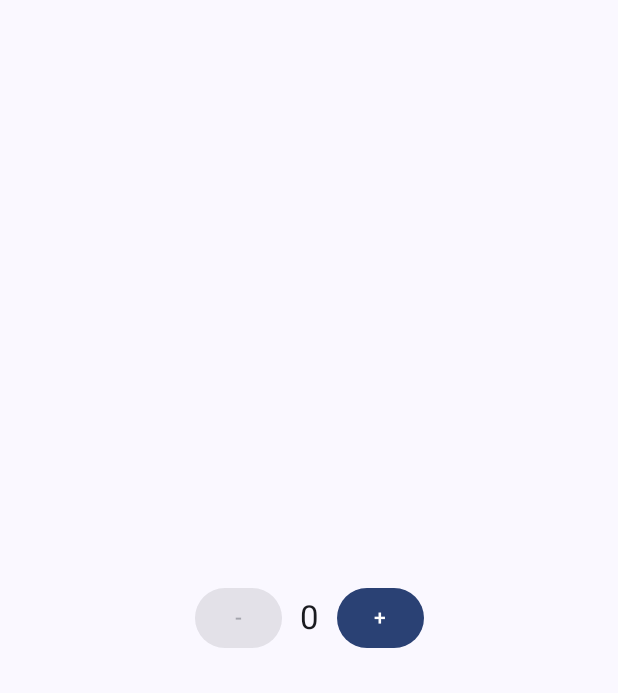
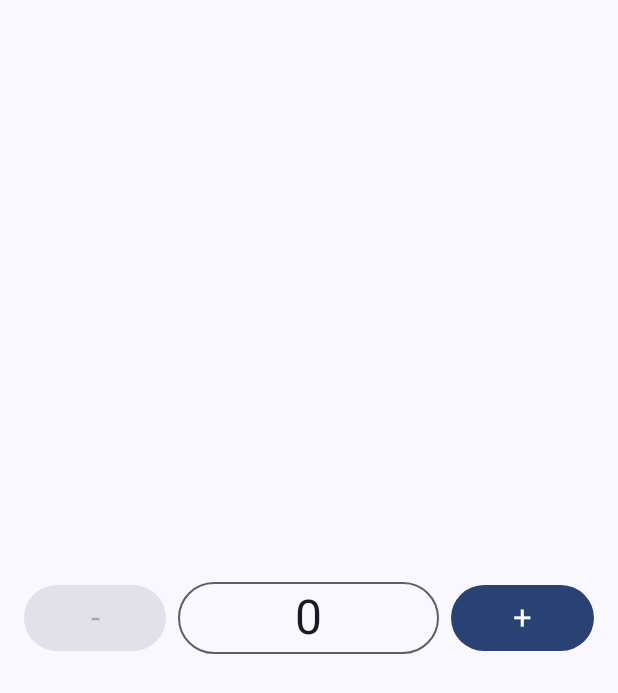
Before and after one commit to dev-jgcohetero/counter_kotlin_jetpack_compose, an Android app built with Jetpack Compose: the screen it shows after launch (MainActivity), on a phone screen of 412 x 824 dp. Shown: the top 693 px of the screen. Run offline under Robolectric (Android 15) with nearby library versions, the phone set to English and light mode, and no system bars.

Commit message:
counter project 2.0

```diff
--- a/app/src/main/java/com/example/counterproject/ui/components/CounterScreen.kt
+++ b/app/src/main/java/com/example/counterproject/ui/components/CounterScreen.kt
@@ -4,12 +4,19 @@ import androidx.compose.animation.AnimatedContent
 import androidx.compose.animation.slideInVertically
 import androidx.compose.animation.slideOutVertically
 import androidx.compose.animation.togetherWith
+import androidx.compose.foundation.BorderStroke
+import androidx.compose.foundation.border
 import androidx.compose.foundation.layout.Arrangement
+import androidx.compose.foundation.layout.Box
 import androidx.compose.foundation.layout.Column
+import androidx.compose.foundation.layout.IntrinsicSize
 import androidx.compose.foundation.layout.Row
+import androidx.compose.foundation.layout.fillMaxHeight
 import androidx.compose.foundation.layout.fillMaxSize
+import androidx.compose.foundation.layout.fillMaxWidth
+import androidx.compose.foundation.layout.height
 import androidx.compose.foundation.layout.padding
-import androidx.compose.foundation.layout.size
+import androidx.compose.foundation.shape.CircleShape
 import androidx.compose.material3.Button
 import androidx.compose.material3.MaterialTheme
 import androidx.compose.material3.Text
@@ -22,6 +29,7 @@ import androidx.compose.ui.Alignment
 import androidx.compose.ui.Modifier
 import androidx.compose.ui.text.style.TextAlign
 import androidx.compose.ui.unit.dp
+import androidx.compose.ui.unit.sp
 
 @Composable
 fun CounterScreen(modifier: Modifier) {
@@ -31,12 +39,36 @@ fun CounterScreen(modifier: Modifier) {
         verticalArrangement = Arrangement.Center,
         horizontalAlignment = Alignment.CenterHorizontally
     ) {
-        Row(verticalAlignment = Alignment.CenterVertically) {
-            Button(onClick = { counter-- }, enabled = counter >= 1) {
-                Text(text = "-")
+        Row(
+            modifier = Modifier
+                .fillMaxWidth()
+                .padding(horizontal = 16.dp)
+                .height(IntrinsicSize.Min),
+            verticalAlignment = Alignment.CenterVertically,
+            horizontalArrangement = Arrangement.Center
+        ) {
+            Button(
+                modifier = Modifier.weight(0.5f),
+                onClick = { counter-- },
+                enabled = counter >= 1
+            ) {
+                Text(
+                    text = "-", textAlign = TextAlign.Center,
+                    style = MaterialTheme.typography.titleLarge,
+                )
             }
-
             AnimatedContent(
+                modifier = Modifier
+                    .padding(horizontal = 8.dp)
+                    .fillMaxHeight()
+                    .weight(1f)
+                    .border(
+                        border = BorderStroke(
+                            width = 1.dp,
+                            color = MaterialTheme.colorScheme.outline
+                        ),
+                        shape = CircleShape,
+                    ),
                 contentAlignment = Alignment.Center,
                 targetState = counter,
                 transitionSpec = {
@@ -46,15 +78,21 @@ fun CounterScreen(modifier: Modifier) {
                         slideInVertically { it }.togetherWith(slideOutVertically { -it })
                     }
                 }) { count ->
+                Box(modifier = Modifier.fillMaxSize(), contentAlignment = Alignment.Center) {
+                    Text(
+                        text = "$count",
+                        textAlign = TextAlign.Center,
+                        style = MaterialTheme.typography.titleLarge,
+                        fontSize = 32.sp
+                    )
+                }
+            }
+            Button(modifier = Modifier.weight(0.5f), onClick = { counter++ }) {
                 Text(
-                    modifier = Modifier.padding(12.dp),
-                    text = "$count",
+                    text = "+",
                     textAlign = TextAlign.Center,
-                    style = MaterialTheme.typography.titleLarge
+                    style = MaterialTheme.typography.titleLarge,
                 )
-            }
-            Button(onClick = { counter++ }) {
-                Text("+")
             }
         }
     }
```
